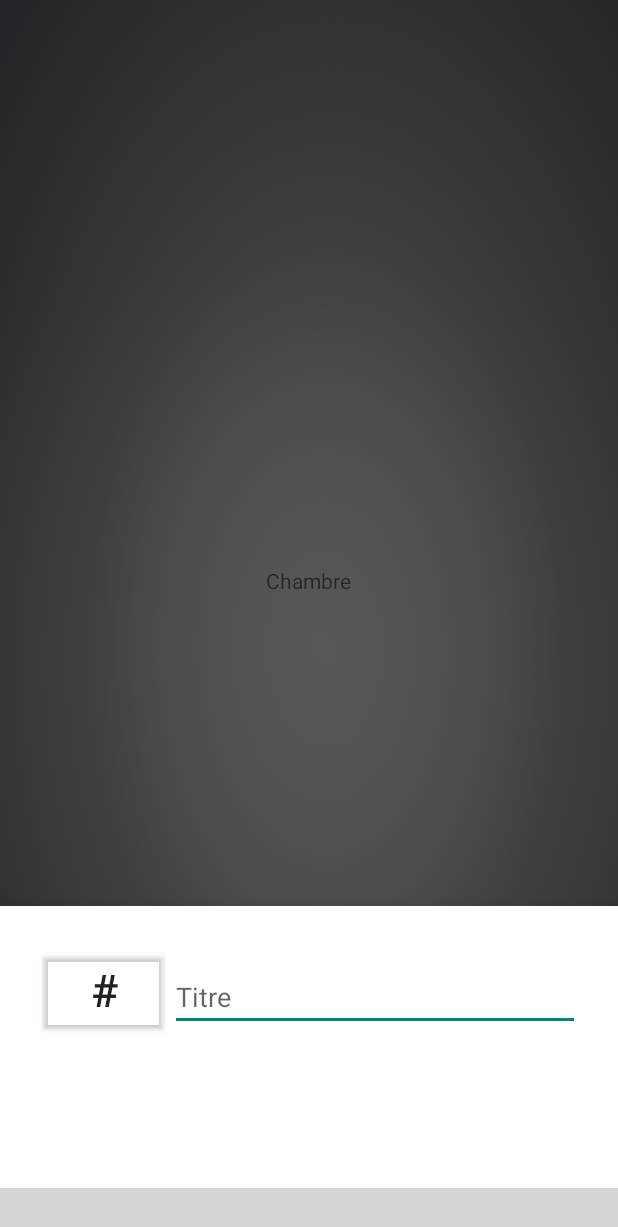
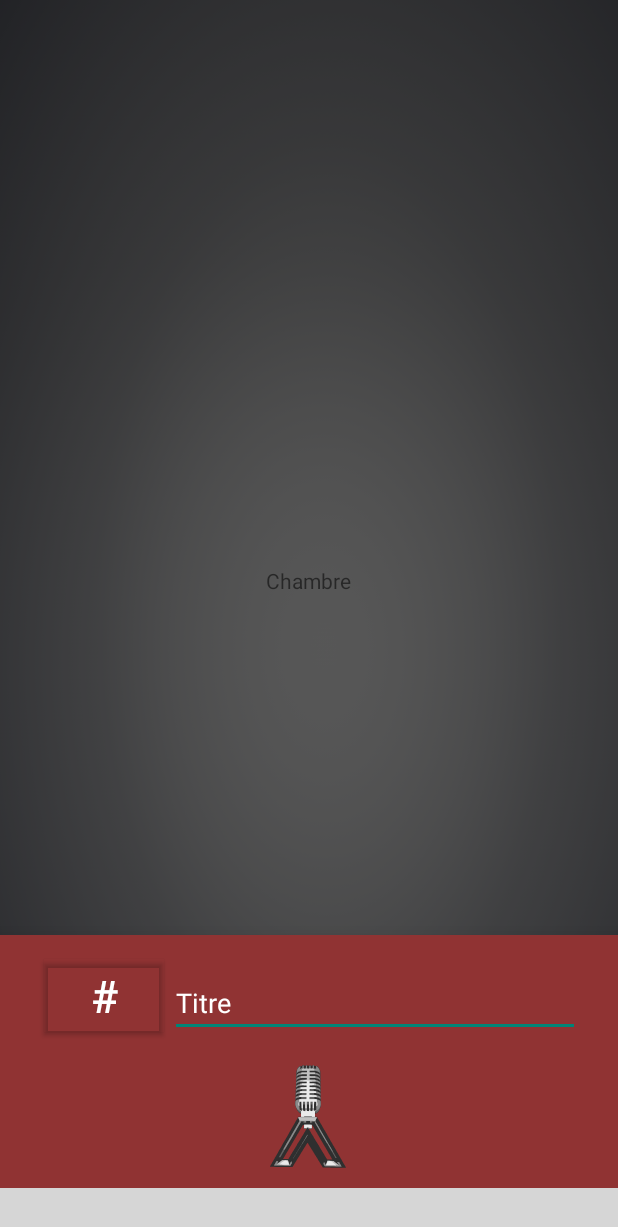
Before and after one commit to vod-project/vodio-android-app, an Android app: the HomeActivity screen opened directly, with no data from a screen before it, after a tap on an icon or button, on a phone screen of 412 x 824 dp. Shown: the top 1227 px of the screen. Run offline under Robolectric (Android 15) with nearby library versions, the phone set to English and light mode, and no system bars; libraries missing offline, so code that uses them is left out: androidx.core.widget; plain views replace MorphBottomNavigationView; 2 statements that could not run were skipped; grey boxes are pictures that could not be loaded.

Commit message:
Working to recording in bottom sheet (working)

```diff
--- a/app/src/main/java/app/vodio/com/vodio/activities/AbstractActivity.kt
+++ b/app/src/main/java/app/vodio/com/vodio/activities/AbstractActivity.kt
@@ -55,8 +55,6 @@ abstract class AbstractActivity : AppCompatActivity(), FragmentCallBack {
         synchronized(fragmentsBack) {
             fragmentsBack.push(fragment)
         }
-
-
     }
 
     fun setBackgroundImage() {
--- a/app/src/main/java/app/vodio/com/vodio/fragments/AbstractFragment.kt
+++ b/app/src/main/java/app/vodio/com/vodio/fragments/AbstractFragment.kt
@@ -4,6 +4,8 @@ import android.app.Activity;
 import android.content.Context
 import androidx.fragment.app.Fragment;
 import android.view.View;
+import androidx.fragment.app.FragmentManager
+import androidx.fragment.app.FragmentTransaction
 
 import app.vodio.com.vodio.fragments.utils.FragmentCallBack;
 
--- a/app/src/main/java/app/vodio/com/vodio/fragments/BottomRecordFragment.kt
+++ b/app/src/main/java/app/vodio/com/vodio/fragments/BottomRecordFragment.kt
@@ -1,26 +1,25 @@
 package app.vodio.com.vodio.fragments
 
-import android.app.Activity
 import android.content.DialogInterface
-import android.media.AudioManager
-import android.media.MediaPlayer
 import android.os.Bundle
 import android.view.LayoutInflater
 import android.view.View
 import android.view.ViewGroup
 import android.widget.Toast
+import androidx.fragment.app.Fragment
+import androidx.fragment.app.FragmentManager
+import androidx.fragment.app.FragmentTransaction
 import app.vodio.com.vodio.R
 import com.google.android.material.bottomsheet.BottomSheetDialogFragment
 import kotlinx.android.synthetic.main.bottom_sheet_record_dialog.*
-import java.util.*
-import java.util.concurrent.LinkedBlockingQueue
-import java.util.concurrent.ThreadPoolExecutor
-import java.util.concurrent.TimeUnit
+import java.io.FileDescriptor
 
 class BottomRecordFragment : BottomSheetDialogFragment( ) {
-    var mediaPlayer : MediaPlayer? = null
-    var timerTask : TTask? = null
-    val mediaExecutor = ThreadPoolExecutor(5,10,60,TimeUnit.SECONDS, LinkedBlockingQueue<Runnable>())
+
+    var onRecordFragment = OnRecordFragment()
+    var onManageFragment = ManagerRecordFragment()
+
+
     override fun onCreateView(inflater: LayoutInflater, container: ViewGroup?, savedInstanceState: Bundle?): View? {
         val view = inflater.inflate(R.layout.bottom_sheet_record_dialog, container, false)
         return view
@@ -28,100 +27,47 @@ class BottomRecordFragment : BottomSheetDialogFragment( ) {
 
     override fun onResume() {
         super.onResume()
+        onRecordFragment.parentFragment = this
+        onManageFragment.parentFragment = this
         updateRecordUIMode()
-        recordVodBSF.setOnClickListener { view -> updateManageUIMode() }
-        retryVod.setOnClickListener { view -> updateRecordUIMode()}
+
         tagButton.setOnClickListener{view ->  Toast.makeText(context,"not yet implemented", Toast.LENGTH_SHORT).show()}
-        modVodButton.setOnClickListener{view ->  Toast.makeText(context,"not yet implemented", Toast.LENGTH_SHORT).show()}
-        sendVodButton.setOnClickListener{view ->  Toast.makeText(context,"not yet implemented", Toast.LENGTH_SHORT).show()}
-        playButton.setOnPause(StopStream())
-        playButton.setOnStart(StartStream())
     }
 
     override fun onDismiss(dialog: DialogInterface?) {
         super.onDismiss(dialog)
-        mediaPlayer?.stop()
+        onRecordFragment.clear()
+        onManageFragment.clear()
     }
 
     fun updateRecordUIMode(){
-        recordManagerLayout.visibility = View.GONE
-        mediaControlLayout.visibility = View.GONE
-
-        recordVodBSF.visibility = View.VISIBLE
-        timeRecordTv.visibility = View.VISIBLE
-        cleanUI()
-        clearMediaPlayer()
-
-        startRecord()
+        showFragment(onRecordFragment, R.id.test)
     }
 
-    fun updateManageUIMode(){
-        recordManagerLayout.visibility = View.VISIBLE
-        mediaControlLayout.visibility = View.VISIBLE
-
-        recordVodBSF.visibility = View.GONE
-        timeRecordTv.visibility = View.GONE
+    fun updateManageUIMode() {
+        showFragment(onManageFragment, R.id.test)
     }
 
-    fun startRecord(){
-        if(timerTask == null) timerTask = TTask()
-        if(timerTask!!.started) timerTask?.cancel()
-        timerTask = TTask()
-        Timer().scheduleAtFixedRate(timerTask, 1000, 1000)
+    fun setDataSource(url : String){
+        onManageFragment.setDataSource(url)
+    }
+    fun setDataSource(file : FileDescriptor){
+        onManageFragment.setDataSource(file)
     }
 
-    fun setTimeRecord(t : String){
-        timeRecordTv.setText(t)
-    }
+    fun showFragment(fragment: Fragment, idContainerView: Int) {
+        val fm: FragmentManager = childFragmentManager
+        val ft: FragmentTransaction = fm.beginTransaction()
 
-    fun cleanUI(){
-        timeRecordTv.setText("0:00")
-        playButton.reinit()
-    }
+        // We can also animate the changing of fragment.
+        ft.setCustomAnimations(android.R.anim.slide_in_left, android.R.anim.slide_out_right)
+        // Replace current fragment by the new one.
+        ft.replace(idContainerView, fragment)
+        // Null on the back stack to return on the previous fragment when user
+        // press on back button.
+        ft.addToBackStack(null)
 
-    fun clearMediaPlayer(){
-        mediaPlayer?.stop()
-        mediaPlayer = null
-    }
-
-    inner class TTask : TimerTask() {
-        var count = 0
-        var started = false
-        override fun run() {
-            if(!started) started = !started
-            count++
-            if(context != null) {
-                val c = context as Activity
-                c.runOnUiThread(Runnable { setTimeRecord(secondsToStrMin(count)) })
-            }
-        }
-    }
-
-    inner class StartStream : Runnable{
-        override fun run() {
-            if(mediaPlayer == null) {
-                val url = "https://www.sample-videos.com/audio/mp3/crowd-cheering.mp3"
-                mediaPlayer = MediaPlayer().apply {
-                    setAudioStreamType(AudioManager.STREAM_MUSIC)
-                    setDataSource(url)
-                    prepare()
-                }
-            }
-            mediaPlayer?.start()
-        }
-
-    }
-
-    inner class StopStream : Runnable{
-        override fun run() {
-            mediaPlayer?.pause()
-        }
-    }
-
-    fun secondsToStrMin(sec : Int)  : String{
-        var m =sec/60
-        var s =sec%60
-        if(s < 10){return "${m}:0${s}"}
-        return "${m}:${s}"
+        // Commit changes.
+        ft.commit()
     }
 }
--- /dev/null
+++ b/app/src/main/java/app/vodio/com/vodio/fragments/OnRecordFragment.kt
@@ -0,0 +1,150 @@
+package app.vodio.com.vodio.fragments
+
+import android.Manifest
+import android.app.Activity
+import android.content.pm.PackageManager
+import android.media.MediaRecorder
+import android.os.Build
+import android.os.Bundle
+import android.provider.MediaStore
+import android.view.LayoutInflater
+import android.view.View
+import android.view.ViewGroup
+import androidx.core.app.ActivityCompat
+import androidx.core.content.ContextCompat
+import app.vodio.com.vodio.R
+import app.vodio.com.vodio.utils.MediaPlayerWithSeekBar
+import app.vodio.com.vodio.utils.recording.MediaRecorderFactory
+import kotlinx.android.synthetic.main.record_vod_layout.*
+import java.security.Permission
+import java.util.*
+import android.widget.Toast
+
+
+
+class OnRecordFragment(): AbstractFragment(){
+    var timerTask : TTask? = null
+    var timer : Timer? = null
+    var parentFragment : BottomRecordFragment? = null
+    val MY_PERMISSIONS_RECORD_AUDIO = 10
+
+    var mediaRecorder : MediaRecorder? = null
+
+    override fun onClick(p0: View?) {
+        TODO("not implemented") //To change body of created functions use File | Settings | File Templates.
+    }
+
+    override fun onCreateView(inflater: LayoutInflater, container: ViewGroup?, savedInstanceState: Bundle?): View? {
+        return inflater.inflate(R.layout.record_vod_layout, container, false)
+    }
+
+    override fun onResume() {
+        super.onResume()
+        startRecord()
+        recordVodBSF.setOnClickListener { view ->
+            run {
+                stopRecord()
+                val file = MediaRecorderFactory.getInstance()?.getOutputFile(mediaRecorder)
+                parentFragment?.setDataSource(file!!.path)
+                parentFragment?.updateManageUIMode()
+            }
+        }
+    }
+
+    fun startRecord(){
+        if(timerTask == null) timerTask = TTask()
+        if(timerTask!!.started) timerTask?.cancel()
+        timerTask = TTask()
+        timer = Timer()
+
+        requestAudioPermissions()
+    }
+
+    fun continueRecordAfterPermissionGranted(){
+        mediaRecorder = MediaRecorderFactory.getInstance()?.create()
+        mediaRecorder?.start()
+        timer?.scheduleAtFixedRate(timerTask, 1000, 1000)
+    }
+
+    fun cancelRecordAfterPermissionNotGranted(){
+        timerTask = null
+        timer = null
+        Toast.makeText(context,"cancelling...",Toast.LENGTH_SHORT).show()
+    }
+
+    fun stopRecord(){
+        timerTask?.cancel()
+        timer?.cancel()
+        mediaRecorder?.stop()
+    }
+
+    fun clear(){
+        stopRecord()
+    }
+
+    fun requestAudioPermissions(){
+        // Here, thisActivity is the current activity
+        if (ContextCompat.checkSelfPermission(activity!!,
+                        Manifest.permission.RECORD_AUDIO)
+                != PackageManager.PERMISSION_GRANTED) {
+
+            // Permission is not granted
+            // Should we show an explanation?
+            if (ActivityCompat.shouldShowRequestPermissionRationale(activity!!,
+                            Manifest.permission.RECORD_AUDIO)) {
+                // Show an explanation to the user *asynchronously* -- don't block
+                // this thread waiting for the user's response! After the user
+                // sees the explanation, try again to request the permission.
+            } else {
+                // No explanation needed, we can request the permission.
+                ActivityCompat.requestPermissions(activity!!,
+                        arrayOf(Manifest.permission.RECORD_AUDIO),
+                        MY_PERMISSIONS_RECORD_AUDIO)
+
+                // MY_PERMISSIONS_REQUEST_READ_CONTACTS is an
+                // app-defined int constant. The callback method gets the
+                // result of the request.
+            }
+        } else {
+            // Permission has already been granted
+            continueRecordAfterPermissionGranted()
+        }
+    }
+
+    override fun onRequestPermissionsResult(requestCode: Int,
+                                            permissions: Array<String>, grantResults: IntArray) {
+        when (requestCode) {
+            MY_PERMISSIONS_RECORD_AUDIO -> {
+                // If request is cancelled, the result arrays are empty.
+                if ((grantResults.isNotEmpty() && grantResults[0] == PackageManager.PERMISSION_GRANTED)) {
+                    continueRecordAfterPermissionGranted()
+                    // permission was granted, yay! Do the
+                    // contacts-related task you need to do.
+                } else {
+                    cancelRecordAfterPermissionNotGranted()
+                    // permission denied, boo! Disable the
+                    // functionality that depends on this permission.
+                }
+                return
+            }
+            // Add other 'when' lines to check for other
+            // permissions this app might request.
+            else -> {
+                // Ignore all other requests.
+            }
+        }
+    }
+
+    inner class TTask : TimerTask() {
+        var count = 0
+        var started = false
+        override fun run() {
+            if(!started) started = !started
+            count++
+            if(context != null) {
+                val c = context as Activity
+                c.runOnUiThread(Runnable { timeRecordTv.setTime(count) })
+            }
+        }
+    }
+}
--- a/app/src/main/java/app/vodio/com/vodio/utils/PlayPauseButton.kt
+++ b/app/src/main/java/app/vodio/com/vodio/utils/PlayPauseButton.kt
@@ -35,5 +35,6 @@ class PlayPauseButton: ImageButton , View.OnClickListener{
 
     fun reinit(){
         setImageResource(android.R.drawable.ic_media_play)
+        onPlay = false
     }
 }
--- a/app/src/main/java/app/vodio/com/vodio/utils/recording/MediaRecorderFactory.kt
+++ b/app/src/main/java/app/vodio/com/vodio/utils/recording/MediaRecorderFactory.kt
@@ -7,8 +7,10 @@ import android.widget.Toast
 import androidx.core.widget.toast
 import java.io.File
 import java.util.*
+import kotlin.collections.HashMap
 
 class MediaRecorderFactory{
+    private val fileMap = HashMap<MediaRecorder, File>();
     companion object {
         private var INSTANCE : MediaRecorderFactory? = null
         fun getInstance() : MediaRecorderFactory?{
@@ -16,20 +18,24 @@ class MediaRecorderFactory{
             return INSTANCE
         }
     }
-
+    fun getOutputFile(mediaRecorder: MediaRecorder?) : File?{
+        return fileMap.get(mediaRecorder)
+    }
     fun create() : MediaRecorder?{
         var mediaRecorder : MediaRecorder? = null
+        val outputFile = File.createTempFile("${Random().nextInt()}","record")
         if(Build.VERSION.SDK_INT >= Build.VERSION_CODES.O){
-            val mediaRecorder = MediaRecorder()
+            mediaRecorder = MediaRecorder()
             mediaRecorder.setAudioSource(MediaRecorder.AudioSource.MIC)
             mediaRecorder.setOutputFormat(MediaRecorder.OutputFormat.MPEG_2_TS)
-            // output file
-            val outputFile = File.createTempFile("${Random().nextInt()}","record")
             mediaRecorder.setOutputFile(outputFile)
+            mediaRecorder.setAudioEncoder(MediaRecorder.AudioEncoder.AAC)
+            fileMap.put(mediaRecorder, outputFile)
             // show media encoder
         }else{
-
+            throw Exception("not yet implemented for this version of Android")
         }
+        mediaRecorder?.prepare()
         return mediaRecorder
     }
 }
--- a/app/src/main/res/layout/bottom_sheet_record_dialog.xml
+++ b/app/src/main/res/layout/bottom_sheet_record_dialog.xml
@@ -1,21 +1,25 @@
 <?xml version="1.0" encoding="utf-8"?>
-<androidx.constraintlayout.widget.ConstraintLayout xmlns:android="http://schemas.android.com/apk/res/android"
+<LinearLayout xmlns:android="http://schemas.android.com/apk/res/android"
     xmlns:app="http://schemas.android.com/apk/res-auto"
     android:orientation="vertical"
     android:layout_width="match_parent"
     android:layout_height="match_parent"
-    android:backgroundTint="@android:color/transparent"
-    android:background="@android:color/transparent"
-    android:padding="25dp">
+    android:background="@color/colorBottomNavBar"
+    android:paddingTop="10dp"
+    android:paddingBottom="10dp"
+    android:paddingLeft="25dp"
+    android:paddingRight="25dp">
 
     <LinearLayout
         android:layout_width="match_parent"
         android:layout_height="wrap_content"
         android:id="@+id/headerBottomSheet"
         app:layout_constraintLeft_toRightOf="parent"
-        app:layout_constraintRight_toLeftOf="parent">
+        app:layout_constraintRight_toLeftOf="parent"
+        >
         <Button
             android:backgroundTint="@android:color/transparent"
+            android:textColor="@android:color/white"
             android:layout_width="wrap_content"
             android:layout_height="wrap_content"
             android:text="#"
@@ -23,86 +27,19 @@
             android:id="@+id/tagButton"/>
 
         <EditText
+            android:textColorHint="@android:color/white"
             android:layout_width="match_parent"
             android:layout_height="wrap_content"
             android:hint="Titre"
             app:layout_constraintLeft_toRightOf="@id/tagButton"/>
 
     </LinearLayout>
-    <LinearLayout
-        app:layout_constraintTop_toBottomOf="@id/headerBottomSheet"
-        android:id="@+id/mediaControlLayout"
-        android:layout_width="match_parent"
-        android:layout_height="wrap_content"
-        android:gravity="center_vertical">
-
-        <app.vodio.com.vodio.utils.PlayPauseButton
-            android:id="@+id/playButton"
-            android:layout_width="wrap_content"
-            android:layout_height="wrap_content"
-            android:src="@android:drawable/ic_media_play"
-            android:backgroundTint="@android:color/transparent" />
-        <MediaController
-            android:id="@+id/mediaController"
-            android:layout_width="match_parent"
-            android:layout_height="2dp"
-            android:background="@android:color/holo_blue_light">
-
-        </MediaController>
-
-    </LinearLayout>
-
-    <ImageButton
-        android:layout_margin="15dp"
-        android:id="@+id/recordVodBSF"
-        android:layout_width="70dp"
-        android:layout_height="70dp"
-        android:scaleType="fitXY"
-        android:src="@drawable/ic_mini_logo_app_icon"
-        android:background="@android:color/transparent"
-        app:layout_constraintLeft_toRightOf="parent"
-        app:layout_constraintRight_toLeftOf="parent"
-        app:layout_constraintTop_toBottomOf="@id/mediaControlLayout"
-        app:layout_constraintBottom_toTopOf="@id/recordManagerLayout"
-        />
-    <TextView
-        app:layout_constraintLeft_toRightOf="parent"
-        app:layout_constraintRight_toLeftOf="parent"
-        android:id="@+id/timeRecordTv"
-        app:layout_constraintTop_toBottomOf="@id/recordVodBSF"
-        android:layout_width="wrap_content"
-        android:layout_height="wrap_content"
-        android:text="0:00"/>
 
     <LinearLayout
-        android:visibility="visible"
+        android:orientation="vertical"
         android:layout_width="match_parent"
-        android:layout_height="wrap_content"
-        app:layout_constraintLeft_toRightOf="parent"
-        app:layout_constraintRight_toLeftOf="parent"
-        app:layout_constraintTop_toBottomOf="@id/timeRecordTv"
-        android:gravity="center"
-        android:orientation="horizontal"
-        android:id="@+id/recordManagerLayout">
-            <Button
-                android:id="@+id/modVodButton"
-                android:layout_width="wrap_content"
-                android:layout_height="wrap_content"
-                android:backgroundTint="@android:color/transparent"
-                android:text="Modifier"/>
-            <Button
-            android:layout_width="wrap_content"
-            android:layout_height="wrap_content"
-            android:backgroundTint="@android:color/transparent"
-                android:id="@+id/retryVod"
-            android:text="Recommencer"/>
+        android:layout_height="match_parent"
+        android:id="@+id/test"></LinearLayout>
 
-            <Button
-                android:id="@+id/sendVodButton"
-            android:layout_width="wrap_content"
-            android:layout_height="wrap_content"
-                android:backgroundTint="@android:color/transparent"
-                android:text="Envoyer"/>
-    </LinearLayout>
 
-</androidx.constraintlayout.widget.ConstraintLayout>
+</LinearLayout>
--- /dev/null
+++ b/app/src/main/res/layout/record_vod_layout.xml
@@ -0,0 +1,26 @@
+<?xml version="1.0" encoding="utf-8"?>
+<LinearLayout xmlns:android="http://schemas.android.com/apk/res/android"
+    android:orientation="vertical" android:layout_width="match_parent"
+    android:layout_height="match_parent">
+
+    <ImageButton
+        android:layout_margin="15dp"
+        android:id="@+id/recordVodBSF"
+        android:layout_width="70dp"
+        android:layout_gravity="center"
+        android:layout_height="70dp"
+        android:scaleType="fitXY"
+        android:src="@drawable/ic_mini_logo_app_icon"
+        android:background="@android:color/transparent"
+        />
+
+    <app.vodio.com.vodio.utils.TimeTextView
+        android:textColor="@android:color/white"
+        android:id="@+id/timeRecordTv"
+        android:layout_gravity="center"
+        android:layout_width="wrap_content"
+        android:layout_height="wrap_content"
+        android:text="0:00"
+        />
+
+</LinearLayout>
--- a/app/src/main/res/layout/vod_item.xml
+++ b/app/src/main/res/layout/vod_item.xml
@@ -53,7 +53,7 @@
             android:backgroundTint="@android:color/transparent"
             android:src="@android:drawable/ic_media_play"/>
         <MediaController
-            android:id="@+id/mediaController"
+            android:id="@+id/mediaSeekbar"
             android:layout_toEndOf="@id/playButton"
             android:layout_width="match_parent"
             android:layout_height="wrap_content"
```
Also changed, not shown: app/src/main/AndroidManifest.xml (+5 -4 lines), app/src/main/java/app/vodio/com/vodio/fragments/ManagerRecordFragment.kt (added, +66 -0 lines), app/src/main/java/app/vodio/com/vodio/utils/MediaPlayerWithSeekBar.kt (added, +101 -0 lines), app/src/main/java/app/vodio/com/vodio/utils/TimeTextView.kt (added, +30 -0 lines), app/src/main/res/layout/manage_vod_after_record.xml (added, +60 -0 lines).
